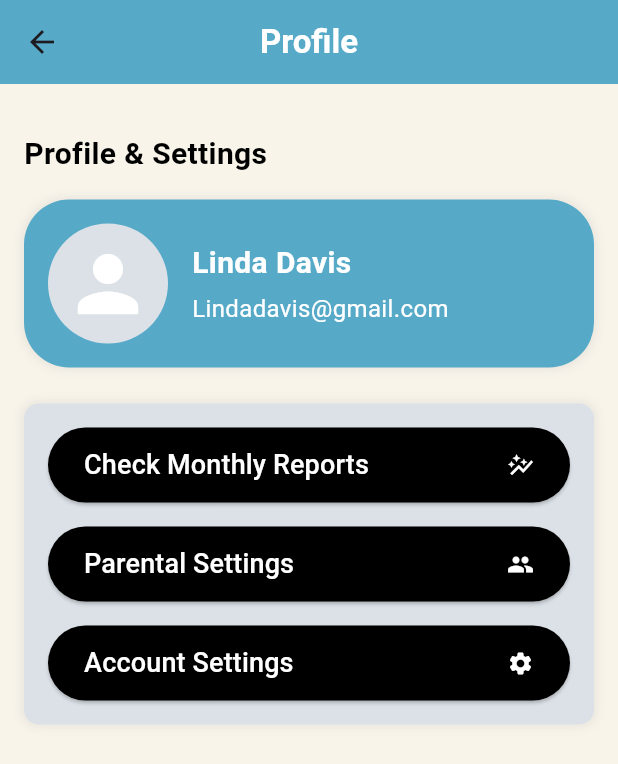
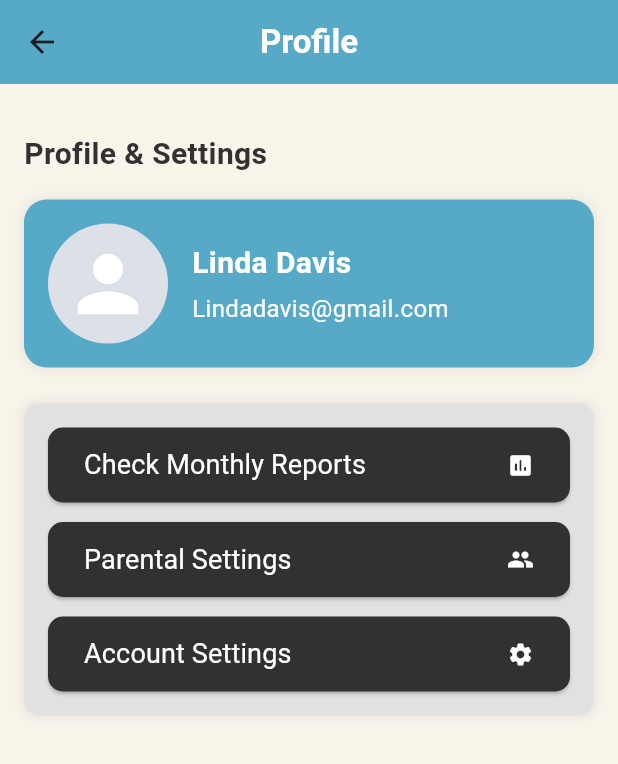
Before and after one commit to R-umaria/Group24F24, a Flutter app: the ProfilePage screen opened directly, on a phone screen of 412 x 824 dp. Shown: the top 764 px of the screen. Run offline on Flutter 3.47's test engine with Material 3 defaults, Android fonts, the phone set to English and light mode, and no system bars; our stand-ins replace flutter_custom_clippers, geolocator, pedometer, permission_handler, sensors_plus, sqflite; accounts and stored records are empty.

Commit message:
trip data changed & profile page ui enhanced

```diff
--- a/lib/pages/home_page.dart
+++ b/lib/pages/home_page.dart
@@ -25,9 +25,9 @@ class _HomePageState extends State<HomePage> {
   bool isShortTrip = false;
   bool isLongTripWithoutBreaks = true;
   double averageSpeed = 50;
-  double topSpeed = 100;
-  double distanceTravel = 999;
-  double tripDurationHours = 10.0;
+  double topSpeed = 103;
+  double distanceTravel = 78;
+  double tripDurationHours = 1.6;
 
   @override
   void initState() {
--- a/lib/pages/profile_page.dart
+++ b/lib/pages/profile_page.dart
@@ -32,7 +32,7 @@ class ProfilePage extends StatelessWidget {
                 style: TextStyle(
                   fontSize: 20.0,
                   fontWeight: FontWeight.bold,
-                  color: Colors.black,
+                  color: Color.fromRGBO(49, 49, 49, 1),
                 ),
               ),
             ),
@@ -41,7 +41,7 @@ class ProfilePage extends StatelessWidget {
               padding: const EdgeInsets.all(16.0),
               decoration: BoxDecoration(
                 color: const Color.fromRGBO(86, 170, 200, 1),
-                borderRadius: BorderRadius.circular(30),
+                borderRadius: BorderRadius.circular(15),
                 boxShadow: [
                   BoxShadow(
                     color: Colors.grey.withOpacity(0.2),
@@ -91,7 +91,7 @@ class ProfilePage extends StatelessWidget {
             Container(
               padding: const EdgeInsets.all(16.0),
               decoration: BoxDecoration(
-                color: const Color.fromARGB(255, 219, 225, 231),
+                color: const Color.fromRGBO(225, 225, 225, 1),
                 borderRadius: BorderRadius.circular(10),
                 boxShadow: [
                   BoxShadow(
@@ -110,7 +110,10 @@ class ProfilePage extends StatelessWidget {
                       },
                       style: ElevatedButton.styleFrom(
                         minimumSize: const Size(double.infinity, 50),
-                        backgroundColor: const Color.fromARGB(255, 0, 0, 0),
+                        backgroundColor: const Color.fromRGBO(49, 49, 49, 1),
+                        shape: RoundedRectangleBorder(
+                        borderRadius: BorderRadius.circular(10),
+                      ),
                       ),
                       child: const Row(
                         mainAxisAlignment: MainAxisAlignment.spaceBetween, //to seperate text from the icon on the right
@@ -118,18 +121,19 @@ class ProfilePage extends StatelessWidget {
                           Text(
                             'Check Monthly Reports',
                             style: TextStyle(
-                              color: Colors.white,
+                              color: Color.fromRGBO(255, 255, 255, 1),
                               fontSize: 18,
+                              fontWeight: FontWeight.normal,
                             ),
                           ),
                           Icon(
-                            Icons.auto_graph,
-                            color: Colors.white,
+                            Icons.assessment_rounded,
+                            color: Color.fromRGBO(255, 255, 255, 1),
                           ),
                         ],
                       ),
                     ),
-                  const SizedBox(height: 16),
+                  const SizedBox(height: 13),
 
                  //parental settings button
                   ElevatedButton(
@@ -142,7 +146,10 @@ class ProfilePage extends StatelessWidget {
                       },
                       style: ElevatedButton.styleFrom(
                         minimumSize: const Size(double.infinity, 50),
-                        backgroundColor: const Color.fromARGB(255, 0, 0, 0),
+                        backgroundColor: const Color.fromRGBO(49, 49, 49, 1),
+                        shape: RoundedRectangleBorder(
+                        borderRadius: BorderRadius.circular(10),
+                      ),
                       ),
                       child: const Row(
                         mainAxisAlignment: MainAxisAlignment.spaceBetween, //to seperate text from the icon on the right
@@ -150,18 +157,19 @@ class ProfilePage extends StatelessWidget {
                           Text(
                             'Parental Settings',
                             style: TextStyle(
-                              color: Colors.white,
+                              color: Color.fromRGBO(255, 255, 255, 1),
                               fontSize: 18,
+                              fontWeight: FontWeight.normal,
                             ),
                           ),
                           Icon(
                             Icons.people,
-                            color: Colors.white,
+                            color: Color.fromRGBO(255, 255, 255, 1),
                           ),
                         ],
                       ),
                     ),
-                    const SizedBox(height: 16), //adds spacer between the buttons so they arent squished
+                    const SizedBox(height: 13), //adds spacer between the buttons so they arent squished
 
                   //setttings
                   ElevatedButton(
@@ -170,7 +178,10 @@ class ProfilePage extends StatelessWidget {
                       },
                       style: ElevatedButton.styleFrom(
                         minimumSize: const Size(double.infinity, 50),
-                        backgroundColor: const Color.fromARGB(255, 0, 0, 0),
+                        backgroundColor: const Color.fromRGBO(49, 49, 49, 1),
+                        shape: RoundedRectangleBorder(
+                        borderRadius: BorderRadius.circular(10),
+                      ),
                       ),
                       child: const Row(
                         mainAxisAlignment: MainAxisAlignment.spaceBetween, //to seperate text from the icon on the right
@@ -178,13 +189,14 @@ class ProfilePage extends StatelessWidget {
                           Text(
                             'Account Settings',
                             style: TextStyle(
-                              color: Colors.white,
+                              color: Color.fromRGBO(255, 255, 255, 1),
                               fontSize: 18,
+                              fontWeight: FontWeight.normal,
                             ),
                           ),
                           Icon(
                             Icons.settings,
-                            color: Colors.white,
+                            color: Color.fromRGBO(255, 255, 255, 1),
                           ),
                         ],
                       ),
```
